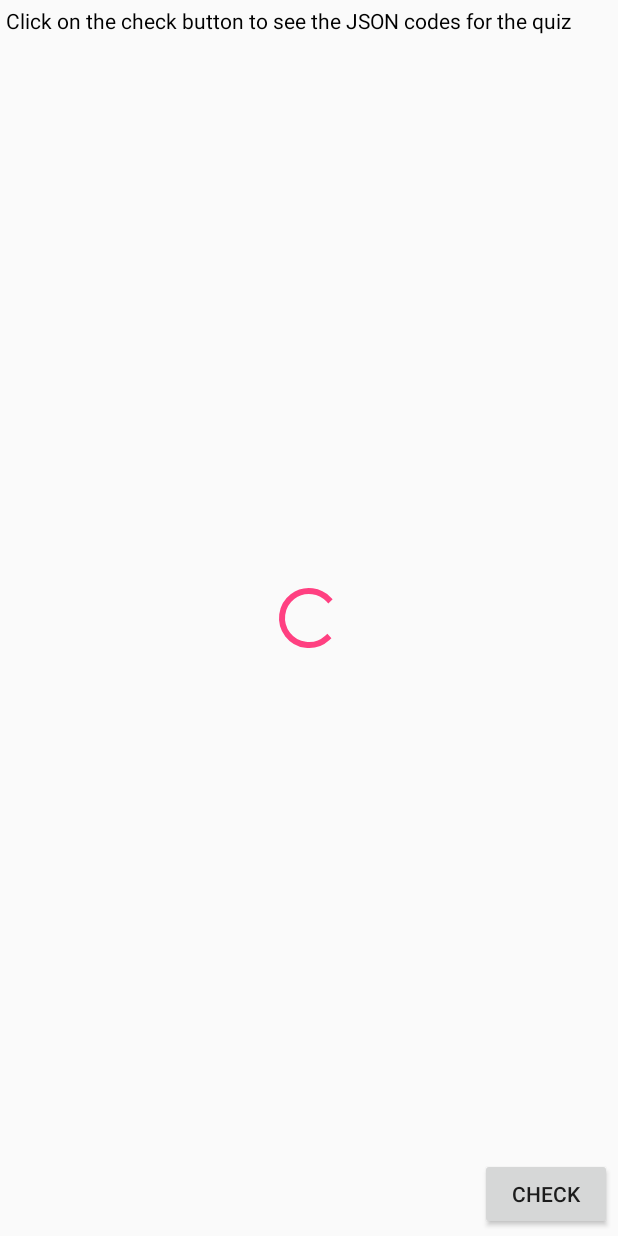
After one commit to Afsalazeez/Quiz-App, an Android app: the layout activity_quiz.xml on its own in the app's theme, with its tools: preview values and no code run, on a phone screen of 412 x 824 dp. The commit adds this screen. Run offline under Robolectric (Android 15) with nearby library versions, the phone set to English and light mode, and no system bars; Roboto replaces fonts that are not available here.

Commit message:
JSON added

```diff
--- /dev/null
+++ b/app/src/main/res/layout/activity_quiz.xml
@@ -0,0 +1,44 @@
+<?xml version="1.0" encoding="utf-8"?>
+<RelativeLayout
+    xmlns:android="http://schemas.android.com/apk/res/android"
+    xmlns:app="http://schemas.android.com/apk/res-auto"
+    xmlns:tools="http://schemas.android.com/tools"
+    android:layout_width="match_parent"
+    android:layout_height="match_parent"
+    tools:context="com.example.anjikkadans.quizapp.NetworkUtils.QuizActivity">
+
+    <LinearLayout
+        android:layout_width="match_parent"
+        android:layout_height="match_parent"
+        android:orientation="vertical">
+        <ScrollView
+            android:padding="4dp"
+            android:layout_width="match_parent"
+            android:layout_height="0dp"
+            android:layout_weight="1">
+            <TextView
+                android:textSize="14sp"
+                android:textColor="@android:color/black"
+                android:fontFamily="sans-serif"
+                android:text="Click on the check button to see the JSON codes for the quiz"
+                android:layout_width="match_parent"
+                android:layout_height="match_parent"
+
+                android:id="@+id/jsonTextView"/>
+        </ScrollView>
+
+        <Button
+            android:layout_margin="4dp"
+            android:layout_width="wrap_content"
+            android:layout_height="wrap_content"
+            android:id="@+id/checkbutton"
+            android:layout_gravity="right"
+            android:text="check"
+            android:onClick="StartDownload"/>
+    </LinearLayout>
+    <ProgressBar
+        android:id="@+id/pb"
+        android:layout_width="wrap_content"
+        android:layout_height="wrap_content"
+        android:layout_centerInParent="true"/>
+</RelativeLayout>
```
Also changed, not shown: app/src/main/AndroidManifest.xml (+12 -5 lines), app/src/main/java/com/example/anjikkadans/quizapp/CategoryAdapter.java (+8 -2 lines), app/src/main/java/com/example/anjikkadans/quizapp/MainActivity.java (+15 -0 lines), app/src/main/java/com/example/anjikkadans/quizapp/NetworkUtils/DownloadCallback.java (added, +25 -0 lines), app/src/main/java/com/example/anjikkadans/quizapp/NetworkUtils/DownloadTask.java (added, +162 -0 lines), app/src/main/java/com/example/anjikkadans/quizapp/NetworkUtils/NetworkFragment.java (added, +75 -0 lines), app/src/main/java/com/example/anjikkadans/quizapp/NetworkUtils/QuizActivity.java (added, +72 -0 lines), app/src/main/res/layout/button_layout.xml (+5 -6 lines).
